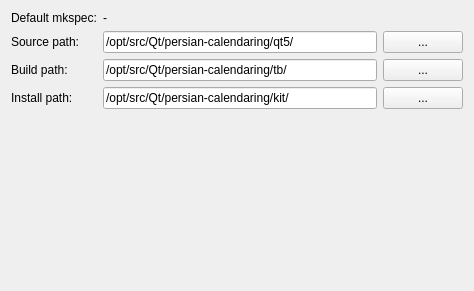
Old version of the form pages/pageselectpaths.ui in the repository HamedMasafi/confiqt.
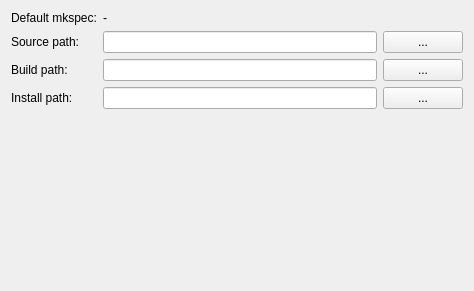
New version of the form.

```diff
--- a/pages/pageselectpaths.ui
+++ b/pages/pageselectpaths.ui
@@ -29,7 +29,7 @@
      <item>
       <widget class="QLineEdit" name="lineEditSourcePath">
        <property name="text">
-        <string>/opt/src/Qt/persian-calendaring/qt5/</string>
+        <string/>
        </property>
       </widget>
      </item>
@@ -60,7 +60,7 @@
      <item>
       <widget class="QLineEdit" name="lineEditBuildPath">
        <property name="text">
-        <string>/opt/src/Qt/persian-calendaring/tb/</string>
+        <string/>
        </property>
       </widget>
      </item>
@@ -91,7 +91,7 @@
      <item>
       <widget class="QLineEdit" name="lineEditInstallPath">
        <property name="text">
-        <string>/opt/src/Qt/persian-calendaring/kit/</string>
+        <string/>
        </property>
       </widget>
      </item>
```
